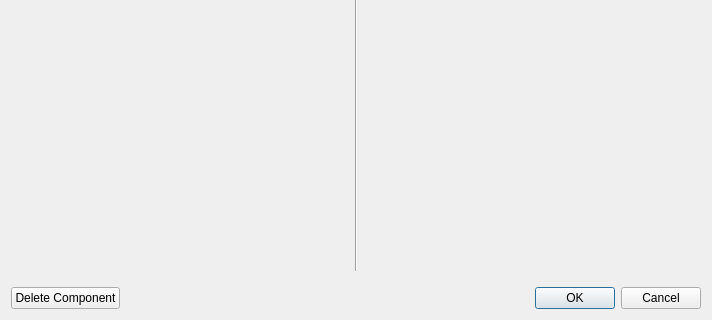
Qt form microstation/ui/component_editor.ui (TheCheese42/microstation) before a commit; both pictures show x 0 to 712 and y 165 to 485 of the 712 by 485 pixel window.
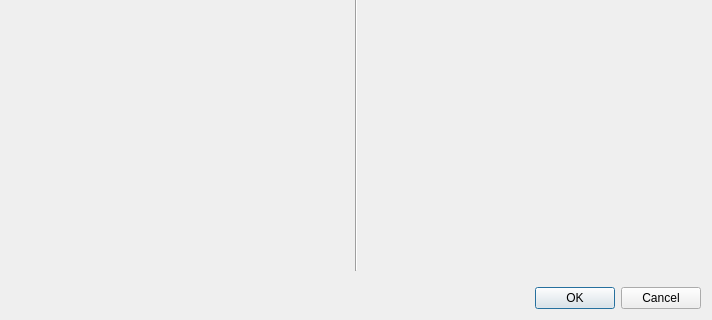
The same form after that commit. Icons and pictures are not drawn.

Commit message: Partly implemented ComponentEditor

What changed in the file:
```diff
--- a/microstation/ui/component_editor.ui
+++ b/microstation/ui/component_editor.ui
@@ -190,15 +190,6 @@
     </spacer>
    </item>
    <item>
-    <layout class="QHBoxLayout" name="horizontalLayout_2">
-     <item>
-      <widget class="QPushButton" name="pushButton">
-       <property name="text">
-        <string>Delete Component</string>
-       </property>
-      </widget>
-     </item>
-     <item>
       <widget class="QDialogButtonBox" name="buttonBox">
        <property name="orientation">
         <enum>Qt::Horizontal</enum>
@@ -207,8 +198,6 @@
         <set>QDialogButtonBox::Cancel|QDialogButtonBox::Ok</set>
        </property>
       </widget>
-     </item>
-    </layout>
    </item>
   </layout>
  </widget>
```
Left out of the diff: 4 changed lines with no effect on the pictures. Lines whose indentation alone changed are shown as unchanged. The commit also changes 4 other files.
